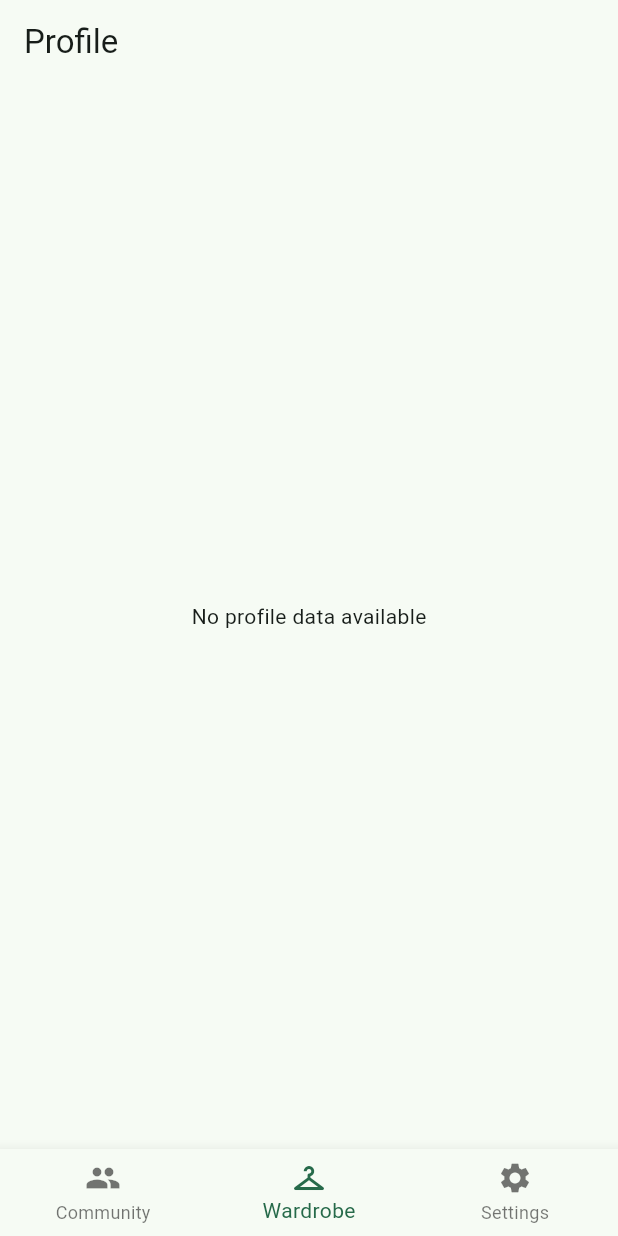
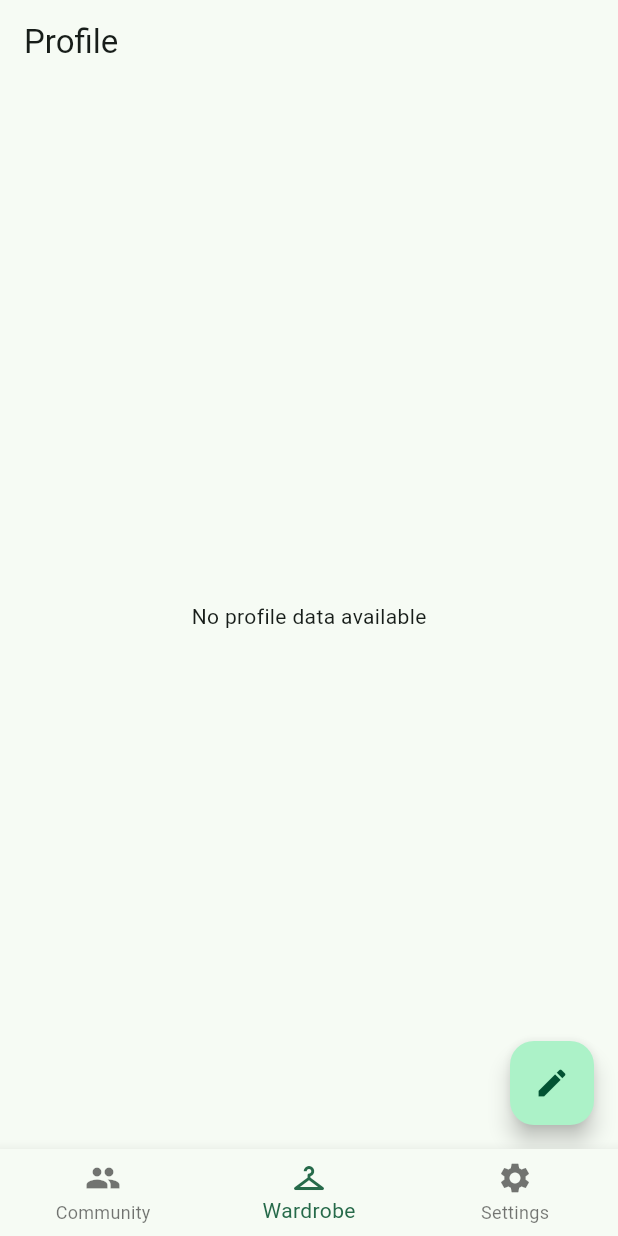
Before and after one commit to suggestied/openwardrobe, a Flutter app: the ProfileScreen screen opened by its route, on a phone screen of 412 x 824 dp. Run offline on Flutter 3.47's test engine with Material 3 defaults, Android fonts, the light colour scheme and no system bars; our stand-ins replace connectivity_plus, go_router, hive, hive_flutter, supabase_flutter; missing offline and left inert: supabase_auth_ui; accounts and stored records are empty.

Commit message:
Add floating action button to ProfileScreen for creating new items

```diff
--- a/lib/ui/screens/profile/page.dart
+++ b/lib/ui/screens/profile/page.dart
@@ -42,6 +42,15 @@ class ProfileScreen extends StatelessWidget {
             return const Center(child: Text('No profile data available'));
           }
         },
+
+
+      ),
+
+      floatingActionButton: FloatingActionButton(
+        onPressed: () {
+
+        },
+        child: const Icon(Icons.create),
 
       ),
 
```
